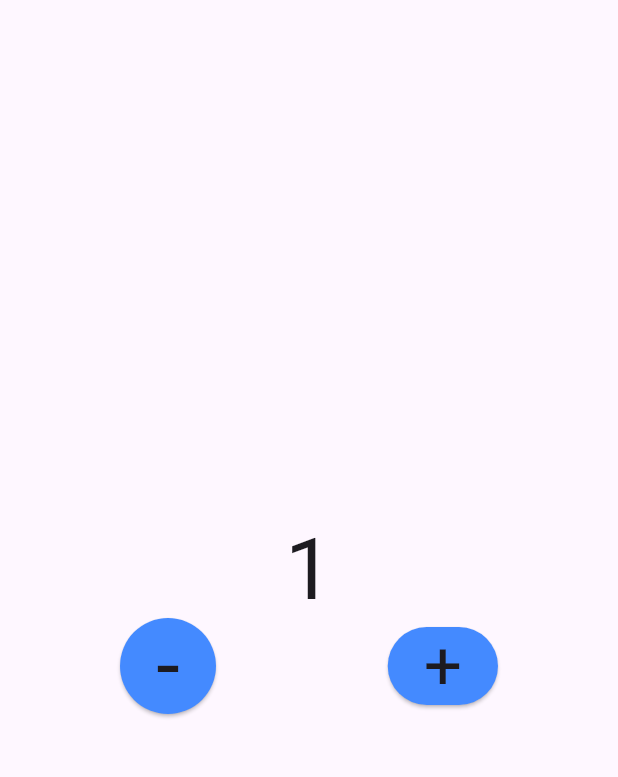
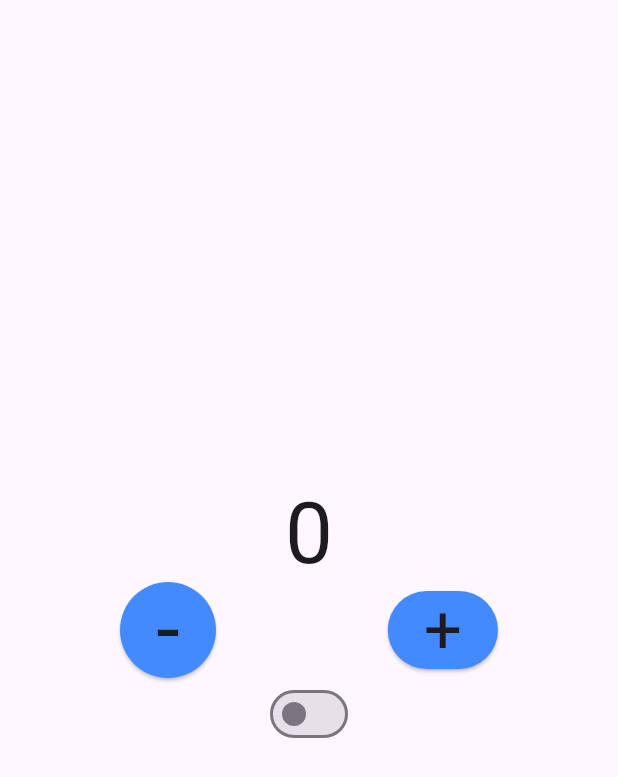
Before and after one commit to Tapendu1bakuli/BlocChangeState, a Flutter app: the screen it shows after launch, on a phone screen of 412 x 824 dp. Shown: the top 777 px of the screen. Run offline on Flutter 3.47's test engine with Material 3 defaults, Android fonts, the phone set to English and light mode, and no system bars; our stand-ins replace bloc, equatable, flutter_bloc.

Commit message:
Toggle switch done

```diff
--- a/lib/bloc_presentation/presentation_bloc.dart
+++ b/lib/bloc_presentation/presentation_bloc.dart
@@ -1,13 +1,20 @@
 import 'package:bloc/bloc.dart';
-import 'package:meta/meta.dart';
-
-part 'presentation_event.dart';
-part 'presentation_state.dart';
+import 'package:bloc_state_project1/bloc_presentation/presentation_event.dart';
+import 'package:bloc_state_project1/bloc_presentation/presentation_state.dart';
 
 class PresentationBloc extends Bloc<PresentationEvent, PresentationState> {
-  PresentationBloc() : super(PresentationInitial()) {
-    on<PresentationEvent>((event, emit) {
-      // TODO: implement event handler
-    });
+  PresentationBloc() : super(PresentationState()){
+    on<IncrementCounter>(_increment);
+    on<DecrementCounter>(_decrement);
+    on<ToggleSwitch>(_toggleSwitch);
+  }
+void _increment(IncrementCounter event, Emitter<PresentationState> emit){
+    emit(state.copyWith(counter: state.counter + 1));
+}
+  void _decrement(DecrementCounter event, Emitter<PresentationState> emit){
+    emit(state.copyWith(counter: state.counter - 1));
+  }
+  void _toggleSwitch(ToggleSwitch event, Emitter<PresentationState> emit){
+    emit(state.copyWith(toggle: !state.toggle));
   }
 }
--- a/lib/bloc_presentation/presentation_event.dart
+++ b/lib/bloc_presentation/presentation_event.dart
@@ -1,4 +1,10 @@
-part of 'presentation_bloc.dart';
+import 'package:equatable/equatable.dart';
 
-@immutable
-sealed class PresentationEvent {}
+abstract class PresentationEvent extends Equatable {
+@override
+ List<Object> get props => [];
+}
+
+class IncrementCounter extends PresentationEvent {}
+class DecrementCounter extends PresentationEvent {}
+class ToggleSwitch extends PresentationEvent {}
--- a/lib/bloc_presentation/presentation_state.dart
+++ b/lib/bloc_presentation/presentation_state.dart
@@ -1,6 +1,17 @@
-part of 'presentation_bloc.dart';
+import 'package:equatable/equatable.dart';
 
-@immutable
-sealed class PresentationState {}
+class PresentationState extends Equatable{
+  final int counter;
+  final bool toggle;
+  PresentationState({this.counter = 0,this.toggle = false});
 
-final class PresentationInitial extends PresentationState {}
+  PresentationState copyWith ({int? counter,bool? toggle}){
+    return PresentationState(
+      counter: counter ?? this.counter,
+      toggle: toggle ?? this.toggle
+    );
+  }
+
+  @override
+  List<Object?> get props => [counter,toggle];
+}
--- a/lib/main.dart
+++ b/lib/main.dart
@@ -1,5 +1,7 @@
+import 'package:bloc_state_project1/bloc_presentation/presentation_bloc.dart';
 import 'package:bloc_state_project1/presentation/home_screen.dart';
 import 'package:flutter/material.dart';
+import 'package:flutter_bloc/flutter_bloc.dart';
 
 void main() {
   runApp(const MyApp());
@@ -11,13 +13,15 @@
   // This widget is the root of your application.
   @override
   Widget build(BuildContext context) {
-    return MaterialApp(
+    return BlocProvider(create: (_) => PresentationBloc(),
+    child: MaterialApp(
       title: 'Flutter Demo',
       theme: ThemeData(
         colorScheme: ColorScheme.fromSeed(seedColor: Colors.deepPurple),
         useMaterial3: true,
       ),
       home: const HomeScreen(),
+    ),
     );
   }
 }
--- a/lib/presentation/home_screen.dart
+++ b/lib/presentation/home_screen.dart
@@ -1,5 +1,9 @@
+import 'package:bloc_state_project1/bloc_presentation/presentation_bloc.dart';
+import 'package:bloc_state_project1/bloc_presentation/presentation_event.dart';
+import 'package:bloc_state_project1/bloc_presentation/presentation_state.dart';
 import 'package:flutter/cupertino.dart';
 import 'package:flutter/material.dart';
+import 'package:flutter_bloc/flutter_bloc.dart';
 
 class HomeScreen extends StatelessWidget {
   const HomeScreen({super.key});
@@ -12,16 +16,22 @@ class HomeScreen extends StatelessWidget {
           crossAxisAlignment: CrossAxisAlignment.center,
           mainAxisAlignment: MainAxisAlignment.center,
           children: [
-            Text(
-              "1",
-              style: Theme.of(context).textTheme.displayLarge,
+            BlocBuilder<PresentationBloc, PresentationState>(
+              builder: (context, state) {
+                return Text(
+                  state.counter.toString(),
+                  style: Theme.of(context).textTheme.displayLarge,
+                );
+              },
             ),
             Padding(
               padding: const EdgeInsets.symmetric(horizontal: 80),
               child: Row(
                 children: [
                   ElevatedButton(
-                    onPressed: () {},
+                    onPressed: () {
+                      context.read<PresentationBloc>().add(DecrementCounter());
+                    },
                     style: ElevatedButton.styleFrom(
                         backgroundColor: Colors.blueAccent),
                     child: Text("-",
@@ -29,15 +39,25 @@ class HomeScreen extends StatelessWidget {
                   ),
                   Spacer(),
                   ElevatedButton(
-                    onPressed: () {},
+                    onPressed: () {
+                      context.read<PresentationBloc>().add(IncrementCounter());
+                    },
                     style: ElevatedButton.styleFrom(
                         backgroundColor: Colors.blueAccent),
                     child: Text("+",
                         style: Theme.of(context).textTheme.displayMedium),
-                  )
+                  ),
                 ],
               ),
-            )
+            ),
+            BlocBuilder<PresentationBloc, PresentationState>(
+                builder: (context, state) {
+              return Switch(
+                  value: state.toggle,
+                  onChanged: (val) {
+                    context.read<PresentationBloc>().add(ToggleSwitch());
+                  });
+            })
           ],
         ),
       ),
--- a/pubspec.yaml
+++ b/pubspec.yaml
@@ -35,6 +35,9 @@ dependencies:
   # The following adds the Cupertino Icons font to your application.
   # Use with the CupertinoIcons class for iOS style icons.
   cupertino_icons: ^1.0.6
+  equatable: ^2.0.5
+  bloc: ^8.1.4
+  flutter_bloc: ^8.1.5
 
 dev_dependencies:
   flutter_test:
```
Also changed, not shown: pubspec.lock.
